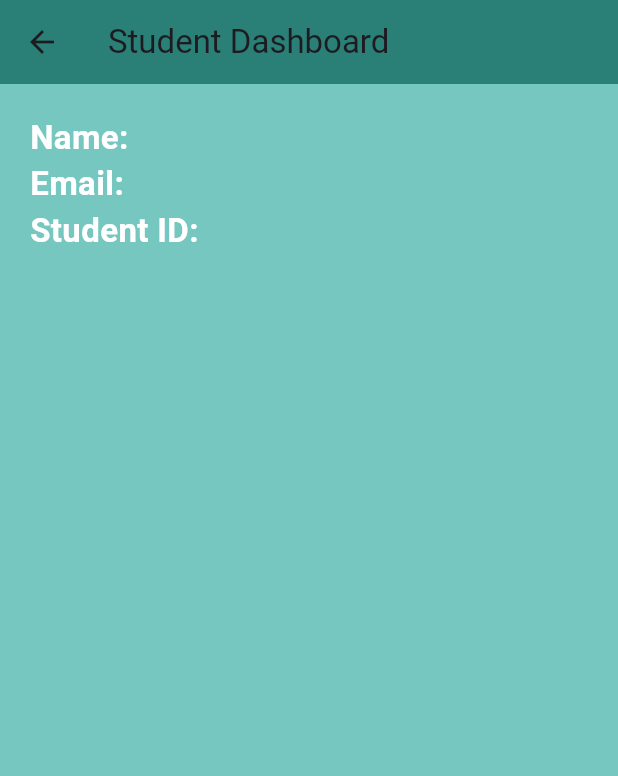
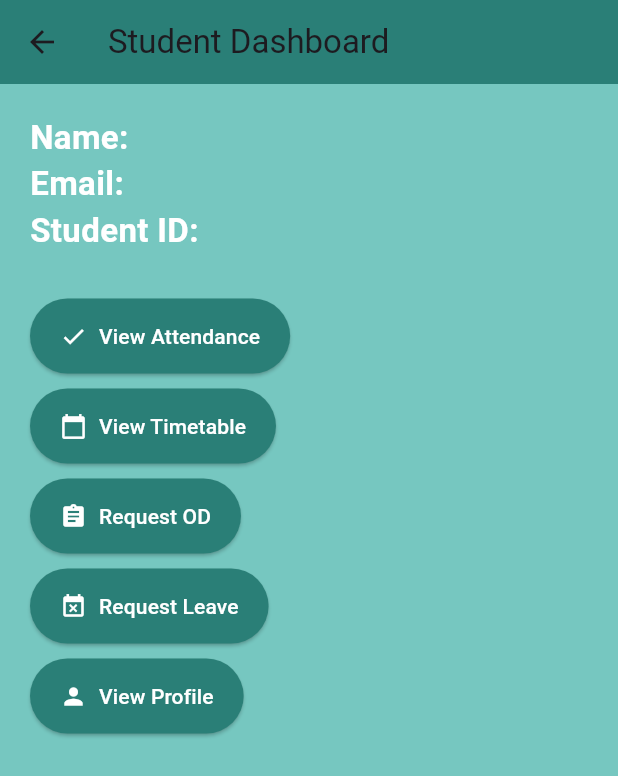
Before and after one commit to MVigneshayyanar/camsvirtusa, a Flutter app: the StudentDashboard screen opened directly with empty values, on a phone screen of 412 x 824 dp. Shown: the top 776 px of the screen. Run offline on Flutter 3.47's test engine with Material 3 defaults, Android fonts, the phone set to English and light mode, and no system bars; our stand-ins replace cloud_firestore, firebase_core; accounts and stored records are empty.

Commit message:
student dashboard starting page

```diff
--- a/lib/Faculty/facultyDashboard.dart
+++ b/lib/Faculty/facultyDashboard.dart
@@ -3,19 +3,20 @@ import 'package:flutter/material.dart';
 class FacultyDashboard extends StatelessWidget {
   final String facultyId;
 
-  const FacultyDashboard({super.key, required this.facultyId});
+  const FacultyDashboard({super.key,required this.facultyId});
 
   @override
   Widget build(BuildContext context) {
     return Scaffold(
+      backgroundColor: const Color(0xFF76C7C0),
       appBar: AppBar(
-        title: const Text("Faculty Dashboard"),
         backgroundColor: const Color(0xFF2A7F77),
+        title: const Text("faculty Dashboard"),
       ),
       body: Center(
-        child: Text(
-          "Welcome, Faculty ID: $facultyId",
-          style: const TextStyle(fontSize: 20, fontWeight: FontWeight.bold),
+        child: const Text(
+          "Welcome to faculty Dashboard",
+          style: TextStyle(fontSize: 22, fontWeight: FontWeight.bold, color: Colors.white),
         ),
       ),
     );
--- a/lib/Student/studentDashboard.dart
+++ b/lib/Student/studentDashboard.dart
@@ -40,6 +40,36 @@ class _StudentDashboardState extends State<StudentDashboard> {
     }
   }
 
+  void _navigateTo(String page) {
+    Navigator.push(
+      context,
+      MaterialPageRoute(
+        builder: (context) => Scaffold(
+          appBar: AppBar(title: Text(page)),
+          body: Center(
+            child: Text(
+              '$page Page',
+              style: const TextStyle(fontSize: 24),
+            ),
+          ),
+        ),
+      ),
+    );
+  }
+
+  Widget _buildDashboardButton(String label, IconData icon, Function() onTap) {
+    return ElevatedButton.icon(
+      style: ElevatedButton.styleFrom(
+        backgroundColor: const Color(0xFF2A7F77),
+        foregroundColor: Colors.white,
+        padding: const EdgeInsets.symmetric(vertical: 15, horizontal: 20),
+      ),
+      icon: Icon(icon),
+      label: Text(label),
+      onPressed: onTap,
+    );
+  }
+
   @override
   Widget build(BuildContext context) {
     return Scaffold(
@@ -56,16 +86,48 @@ class _StudentDashboardState extends State<StudentDashboard> {
         child: Column(
           crossAxisAlignment: CrossAxisAlignment.start,
           children: [
-            Text("Name: ${studentData!['name']}",
-                style: const TextStyle(fontSize: 22, fontWeight: FontWeight.bold, color: Colors.white)),
-            Text("Email: ${studentData!['email']}",
-                style: const TextStyle(fontSize: 22, fontWeight: FontWeight.bold, color: Colors.white)),
-            Text("Student ID: ${widget.studentId}",
-                style: const TextStyle(fontSize: 22, fontWeight: FontWeight.bold, color: Colors.white)),
+            Text(
+              "Name: ${studentData!['name']}",
+              style: const TextStyle(
+                  fontSize: 22,
+                  fontWeight: FontWeight.bold,
+                  color: Colors.white),
+            ),
+            Text(
+              "Email: ${studentData!['email']}",
+              style: const TextStyle(
+                  fontSize: 22,
+                  fontWeight: FontWeight.bold,
+                  color: Colors.white),
+            ),
+            Text(
+              "Student ID: ${widget.studentId}",
+              style: const TextStyle(
+                  fontSize: 22,
+                  fontWeight: FontWeight.bold,
+                  color: Colors.white),
+            ),
+            const SizedBox(height: 30),
+            _buildDashboardButton(
+                "View Attendance", Icons.check, () => _navigateTo('Attendance')),
+            const SizedBox(height: 10),
+            _buildDashboardButton(
+                "View Timetable", Icons.calendar_today, () => _navigateTo('Timetable')),
+            const SizedBox(height: 10),
+            _buildDashboardButton(
+                "Request OD", Icons.assignment, () => _navigateTo('Request OD')),
+            const SizedBox(height: 10),
+            _buildDashboardButton(
+                "Request Leave", Icons.event_busy, () => _navigateTo('Request Leave')),
+            const SizedBox(height: 10),
+            _buildDashboardButton(
+                "View Profile", Icons.person, () => _navigateTo('studentProfile')),
           ],
         ),
       )
-          : const Center(child: Text("Student data not found!", style: TextStyle(color: Colors.white, fontSize: 18))),
+          : const Center(
+          child: Text("Student data not found!",
+              style: TextStyle(color: Colors.white, fontSize: 18))),
     );
   }
 }
```
Also changed, not shown: lib/Student/studentAttendance.dart (added), lib/Student/studentLeave.dart (added), lib/Student/studentOd.dart (added), lib/Student/studentProfile.dart (added), lib/Student/studentTimetable.dart (added).
